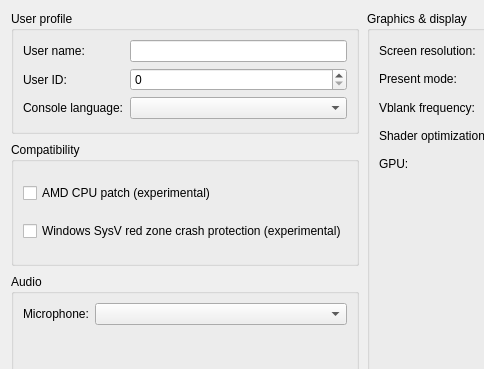
KytyPS5/KytyPS5, file src/launcher/forms/configuration_edit_dialog.ui: the form before one commit; both pictures show x 0 to 484 and y 0 to 369 of the 767 by 620 pixel window.
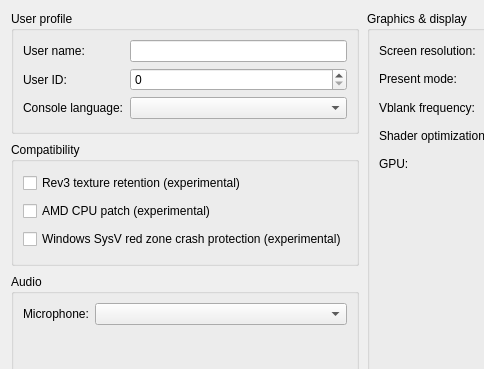
The form after the commit. Custom widgets are drawn as their Qt base class.

Commit message:
graphics: add experimental memory-pressure texture retention
Add optional texture retention using GPU memory-pressure thresholds and hysteresis to reduce repeated image eviction and recreation.

Include a saved Compatibility toggle, disabled by default. Motivated by earlier Prince of Persia: The Lost Crown profiling. This extracted patch still needs compilation and gameplay validation.

Diff of the .ui file:
```diff
--- a/src/launcher/forms/configuration_edit_dialog.ui
+++ b/src/launcher/forms/configuration_edit_dialog.ui
@@ -278,6 +278,12 @@
         <string>Compatibility</string>
        </property>
        <layout class="QVBoxLayout" name="compatibilityLayout">
+        <item>
+         <widget class="QCheckBox" name="checkBox_rev3_texture_retention">
+          <property name="toolTip"><string>Retain cached textures longer while GPU memory pressure is low. May reduce repeated image recreation but increases memory use. Restart the game after changing this setting.</string></property>
+          <property name="text"><string>Rev3 texture retention (experimental)</string></property>
+         </widget>
+        </item>
         <item>
          <widget class="QCheckBox" name="checkBox_amd_cpu">
           <property name="toolTip"><string>Patch CPU instructions that differ between AMD and the host CPU.</string></property>
```
The commit also changes 8 other files.
